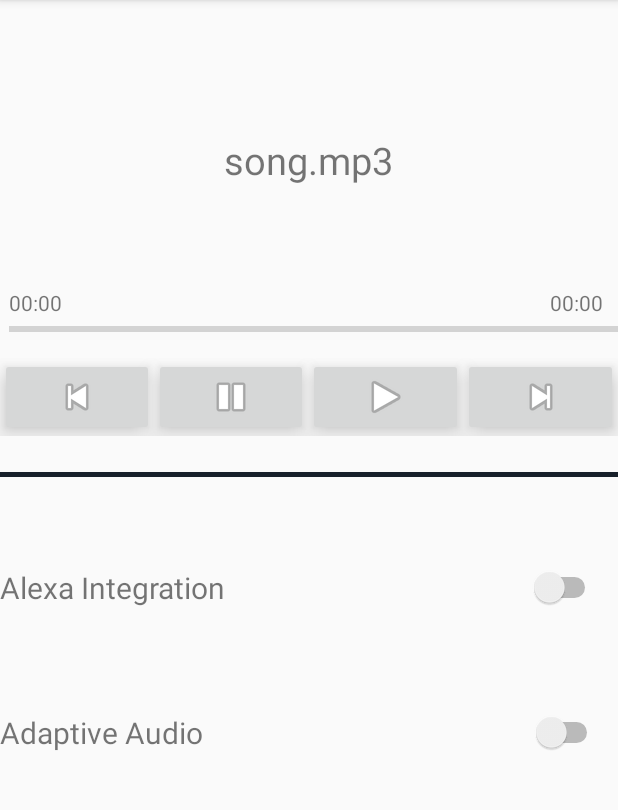
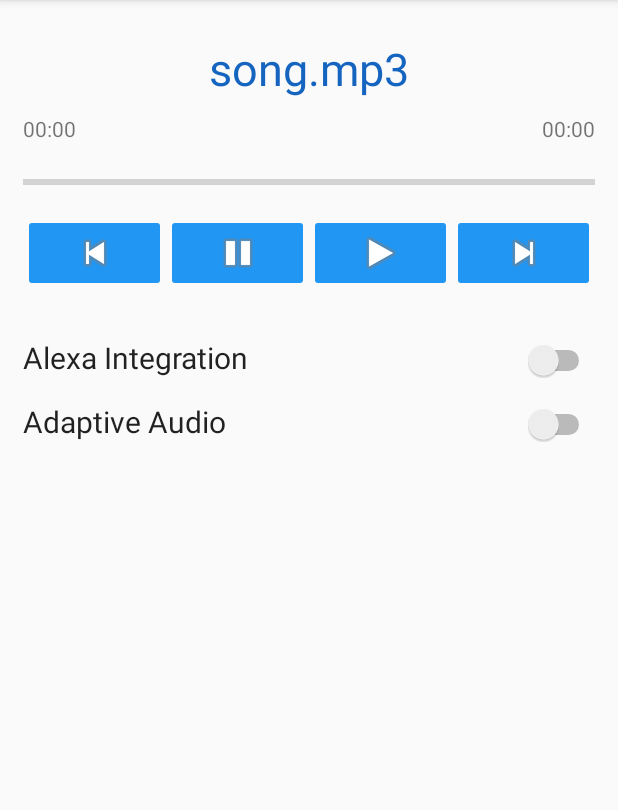
Before and after one commit to RUSEGroup12/SmartSchedule, an Android app: the AudioActivity screen opened directly, with no data from a screen before it, on a phone screen of 412 x 824 dp, the part 84-894 px from its top. Run offline under Robolectric (Android 15) with nearby library versions, the phone set to English and light mode, and no system bars.

```diff
--- a/app/src/main/res/layout/activity_audio.xml
+++ b/app/src/main/res/layout/activity_audio.xml
@@ -1,36 +1,73 @@
-<?xml version="1.0" encoding="utf-8"?>
-<RelativeLayout xmlns:android="http://schemas.android.com/apk/res/android"
+<LinearLayout xmlns:android="http://schemas.android.com/apk/res/android"
     xmlns:app="http://schemas.android.com/apk/res-auto"
+    xmlns:tools="http://schemas.android.com/tools"
     android:layout_width="match_parent"
     android:layout_height="match_parent"
-    android:visibility="visible">
+    android:gravity="center_horizontal"
+    android:orientation="vertical"
+    android:padding="15dp"
+    tools:context="com.huyphan.SmartHome.MainActivity">
+
 
     <TextView
         android:id="@+id/textView"
         android:layout_width="wrap_content"
         android:layout_height="wrap_content"
-        android:text="textView"
-        android:visibility="visible"
         android:layout_centerHorizontal="true"
-        android:textSize="25dp"
-        android:layout_marginTop="89dp" />
+        android:layout_marginBottom="10dp"
+        android:layout_marginTop="10dp"
+        android:text="Buccaneer Island"
+        android:textColor="@color/colorPrimaryDark"
+        android:textSize="30dp"
+        android:visibility="visible" />
 
     <LinearLayout
         android:layout_width="match_parent"
         android:layout_height="wrap_content"
-        android:orientation="horizontal"
+        android:orientation="horizontal">
+
+        <TextView
+            android:id="@+id/startTime"
+            android:layout_width="0dp"
+            android:layout_height="wrap_content"
+            android:layout_marginBottom="16dp"
+            android:layout_weight="1"
+            android:gravity="left"
+            android:text="00:00" />
+
+        <TextView
+            android:id="@+id/totalTime"
+            android:layout_width="0dp"
+            android:layout_height="wrap_content"
+            android:layout_weight="1"
+            android:gravity="right"
+            android:text="00:00" />
+    </LinearLayout>
+
+    <ProgressBar
+        android:id="@+id/progress"
+        style="?android:attr/progressBarStyleHorizontal"
+        android:layout_width="match_parent"
+        android:layout_height="20dp"
+        android:max="100"
+        android:progress="0" />
+
+    <LinearLayout
         android:id="@+id/linearLayout2"
-        android:layout_below="@+id/startTime"
+        android:layout_width="match_parent"
+        android:layout_height="wrap_content"
         android:layout_alignParentLeft="true"
         android:layout_alignParentStart="true"
-        android:layout_marginTop="11dp">
+        android:layout_below="@+id/startTime"
+        android:layout_marginTop="11dp"
+        android:orientation="horizontal">
 
         <ImageButton
             android:id="@+id/backButton"
             android:layout_width="0dp"
             android:layout_height="wrap_content"
             android:layout_weight="1"
-            android:elevation="10dp"
+            android:backgroundTint="@color/colorPrimary"
             app:srcCompat="@android:drawable/ic_media_previous" />
 
         <ImageButton
@@ -38,7 +75,7 @@
             android:layout_width="0dp"
             android:layout_height="wrap_content"
             android:layout_weight="1"
-            android:elevation="10dp"
+            android:backgroundTint="@color/colorPrimary"
             app:srcCompat="@android:drawable/ic_media_pause" />
 
         <ImageButton
@@ -46,7 +83,7 @@
             android:layout_width="0dp"
             android:layout_height="wrap_content"
             android:layout_weight="1"
-            android:elevation="10dp"
+            android:backgroundTint="@color/colorPrimary"
             app:srcCompat="@android:drawable/ic_media_play" />
 
         <ImageButton
@@ -54,118 +91,53 @@
             android:layout_width="0dp"
             android:layout_height="wrap_content"
             android:layout_weight="1"
-            android:elevation="10dp"
+            android:backgroundTint="@color/colorPrimary"
             app:srcCompat="@android:drawable/ic_media_next" />
 
     </LinearLayout>
 
-    <ProgressBar
-        android:id="@+id/progress"
-        style="?android:attr/progressBarStyleHorizontal"
-        android:layout_width="wrap_content"
-        android:layout_height="wrap_content"
-        android:max="100"
-        android:progress="0"
-        android:progressTint="@color/colorAccent"
-        android:layout_below="@+id/textView"
-        android:layout_alignParentLeft="true"
-        android:layout_alignParentStart="true"
-        android:layout_marginLeft="6dp"
-        android:layout_marginStart="6dp"
-        android:layout_marginTop="87dp"
-        android:layout_alignParentRight="true"
-        android:layout_alignParentEnd="true" />
-
-    <TextView
-        android:id="@+id/startTime"
-        android:layout_width="wrap_content"
-        android:layout_height="wrap_content"
-        android:layout_marginBottom="16dp"
-        android:text="00:00"
-        android:layout_alignBottom="@+id/progress"
-        android:layout_alignLeft="@+id/progress"
-        android:layout_alignStart="@+id/progress" />
-
-    <TextView
-        android:id="@+id/totalTime"
-        android:layout_width="wrap_content"
-        android:layout_height="wrap_content"
-        android:text="00:00"
-        android:layout_alignBaseline="@+id/startTime"
-        android:layout_alignBottom="@+id/startTime"
-        android:layout_alignParentRight="true"
-        android:layout_alignParentEnd="true"
-        android:layout_marginRight="10dp"
-        android:layout_marginEnd="10dp" />
-
-    <TextView
-        android:id="@+id/bar"
-        android:layout_width="match_parent"
-        android:layout_height="3dp"
-        android:background="#17202A"
-        android:text=" "
-        android:layout_below="@+id/linearLayout2"
-        android:layout_alignParentLeft="true"
-        android:layout_alignParentStart="true"
-        android:layout_marginTop="24dp" />
-
-    <RelativeLayout
+    <LinearLayout
         android:layout_width="match_parent"
         android:layout_height="wrap_content"
-        android:layout_marginTop="14dp"
-        android:id="@+id/relativeLayout"
-        android:layout_below="@+id/bar"
-        android:layout_alignParentLeft="true"
-        android:layout_alignParentStart="true">
+        android:layout_marginTop="30dp"
+        android:orientation="horizontal">
 
         <TextView
             android:id="@+id/Alexa"
-            android:layout_width="wrap_content"
+            android:layout_width="0dp"
             android:layout_height="wrap_content"
-            android:layout_alignParentLeft="true"
-            android:layout_alignParentStart="true"
-            android:layout_marginTop="46dp"
+            android:layout_weight="2"
             android:text="Alexa Integration"
+            android:textAppearance="?android:textAppearanceLarge"
             android:textSize="20sp" />
 
         <Switch
             android:id="@+id/switch1"
-            android:layout_width="wrap_content"
+            android:layout_width="0dp"
             android:layout_height="wrap_content"
-            android:layout_alignBottom="@+id/Alexa"
-            android:layout_alignParentEnd="true"
-            android:layout_alignParentRight="true"
-            android:layout_marginEnd="11dp"
-            android:layout_marginRight="11dp"
-            android:layout_alignTop="@+id/Alexa" />
-    </RelativeLayout>
+            android:layout_weight="1" />
+    </LinearLayout>
 
-    <RelativeLayout
+    <LinearLayout
         android:layout_width="match_parent"
         android:layout_height="wrap_content"
-        android:layout_alignParentLeft="true"
-        android:layout_alignParentStart="true"
-        android:layout_below="@+id/relativeLayout"
-        android:layout_marginTop="46dp"
-        android:id="@+id/relativeLayout2">
+        android:layout_marginTop="15dp"
+        android:orientation="horizontal">
 
         <TextView
             android:id="@+id/Adaptive_Audio"
-            android:layout_width="wrap_content"
+            android:layout_width="0dp"
             android:layout_height="wrap_content"
-            android:layout_alignParentLeft="true"
-            android:layout_alignParentStart="true"
-            android:layout_marginTop="23dp"
+            android:layout_weight="2"
             android:text="Adaptive Audio"
+            android:textAppearance="?android:textAppearanceLarge"
             android:textSize="20sp" />
-    </RelativeLayout>
 
-    <Switch
-        android:id="@+id/switch2"
-        android:layout_width="wrap_content"
-        android:layout_height="wrap_content"
-        android:layout_alignBottom="@+id/relativeLayout2"
-        android:layout_alignEnd="@+id/totalTime"
-        android:layout_alignRight="@+id/totalTime" />
+        <Switch
+            android:id="@+id/switch2"
+            android:layout_width="0dp"
+            android:layout_height="wrap_content"
+            android:layout_weight="1" />
+    </LinearLayout>
 
-</RelativeLayout>
+</LinearLayout>
```
